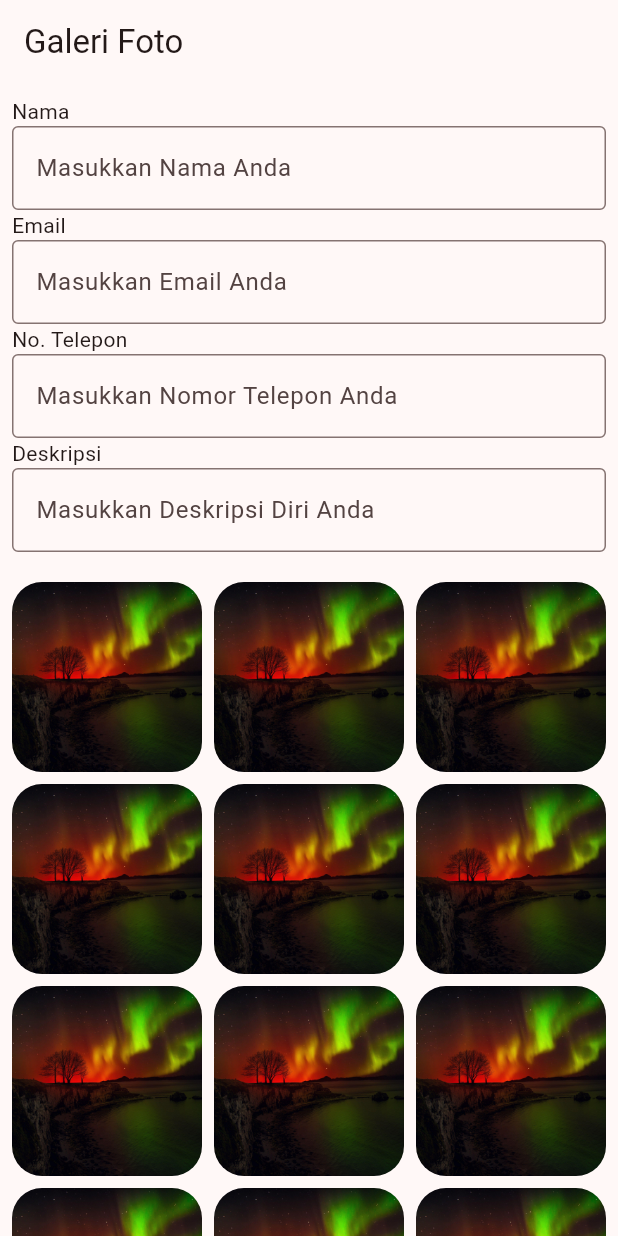
After one commit to aaliyahazzahra/ppkd_flutter_1, a Flutter app: the screen it shows after launch, on a phone screen of 412 x 824 dp. The commit adds this screen. Run offline on Flutter 3.47's test engine with Material 3 defaults, Android fonts, the phone set to English and light mode, and no system bars.

Commit message:
TUGAS3blmberes

```diff
--- /dev/null
+++ b/lib/Tugas3/scaffold3.dart
@@ -0,0 +1,89 @@
+import 'package:flutter/material.dart';
+
+class GridViewWidgetDay10 extends StatelessWidget {
+  const GridViewWidgetDay10({super.key});
+
+  @override
+  Widget build(BuildContext context) {
+    // Definisi Warna
+    const Color primaryBlue = Color.fromARGB(255, 34, 49, 63); // Navy
+    const Color lightPrimaryBlue = Color.fromARGB(
+      255,
+      66,
+      94,
+      119,
+    ); // Light Navy
+    const Color accentRed = Color.fromARGB(255, 192, 57, 43); // Deep Red
+    const Color softPink = Color.fromARGB(255, 231, 189, 184); // Soft Pink
+    const Color secondaryWhite = Color.fromARGB(
+      255,
+      236,
+      240,
+      241,
+    ); // Off-white
+    return Scaffold(
+      appBar: AppBar(title: Text("Galeri Foto")),
+      body: SingleChildScrollView(
+        padding: const EdgeInsets.all(8.0),
+        child: Column(
+          crossAxisAlignment: CrossAxisAlignment.start,
+          children: [
+            Text("Nama"),
+            TextField(
+                      decoration: InputDecoration(
+                border: OutlineInputBorder(),
+                hintText: "Masukkan Nama Anda",
+              ),
+            ),
+            Text("Email"),
+            TextField(
+              decoration: InputDecoration(
+                border: OutlineInputBorder(),
+                hintText: "Masukkan Email Anda",
+              ),
+            ),
+            Text("No. Telepon"),
+            TextField(
+              decoration: InputDecoration(
+                border: OutlineInputBorder(),
+                hintText: "Masukkan Nomor Telepon Anda",
+              ),
+            ),
+            Text("Deskripsi"),
+            TextField(
+              decoration: InputDecoration(
+                border: OutlineInputBorder(),
+                hintText: "Masukkan Deskripsi Diri Anda",
+              ),
+            ),
+            const SizedBox(height: 20.0),
+            GridView.builder(
+              physics: const NeverScrollableScrollPhysics(),
+              shrinkWrap: true,
+              gridDelegate: SliverGridDelegateWithFixedCrossAxisCount(
+                crossAxisCount: 3,
+                crossAxisSpacing: 8,
+                mainAxisSpacing: 8,
+              ),
+              itemCount: 100,
+              itemBuilder: (BuildContext context, int index) {
+                return Container(
+                  decoration: BoxDecoration(
+                    color: Colors.amber,
+                    borderRadius: BorderRadius.circular(50),
+                  ),
+                  child: ClipRRect(
+                    borderRadius: BorderRadius.circular(20),
+                    child: Image.asset("assets/images/539582.jpg",
+                      fit: BoxFit.cover,
+                    ),
+                  )
+                );
+              },
+            ),
+          ],
+        ),
+      ),
+    );
+  }
+}
--- a/lib/main.dart
+++ b/lib/main.dart
@@ -1,5 +1,7 @@
 import 'package:flutter/material.dart';
-import 'package:ppkd_percobaan_1/Tugas2/scaffold2.dart';
+import 'package:ppkd_percobaan_1/Tugas3/Scaffold3.dart';
+import 'package:ppkd_percobaan_1/Tugas3/listview.dart';
+import 'package:ppkd_percobaan_1/Tugas3/textfield.dart';
 
 void main() {
   runApp(const MyApp());
@@ -31,7 +33,7 @@ class MyApp extends StatelessWidget {
         // tested with just a hot reload.
         colorScheme: ColorScheme.fromSeed(seedColor: const Color.fromARGB(255, 102, 18, 18)),
       ),
-      home: Tugas2(),
+      home: GridViewWidgetDay10(),
     );
   }
 }
```
Also changed, not shown: lib/Tugas3/listview.dart (added, +95 -0 lines), lib/Tugas3/textfield.dart (added, +45 -0 lines), assets/images/539582.jpg (added).
